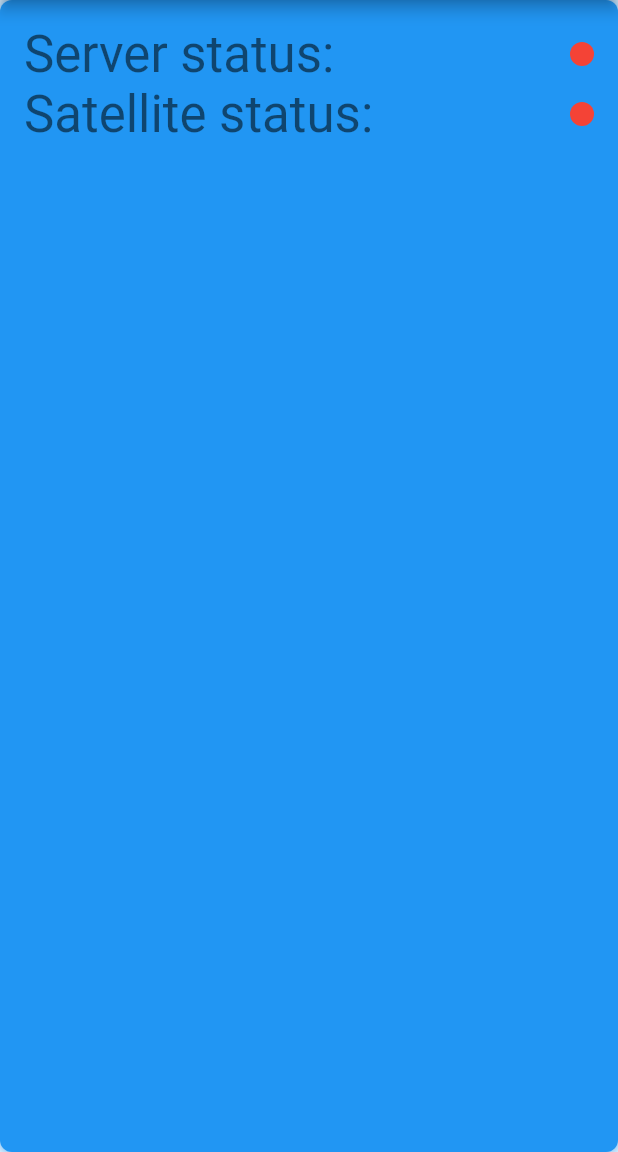
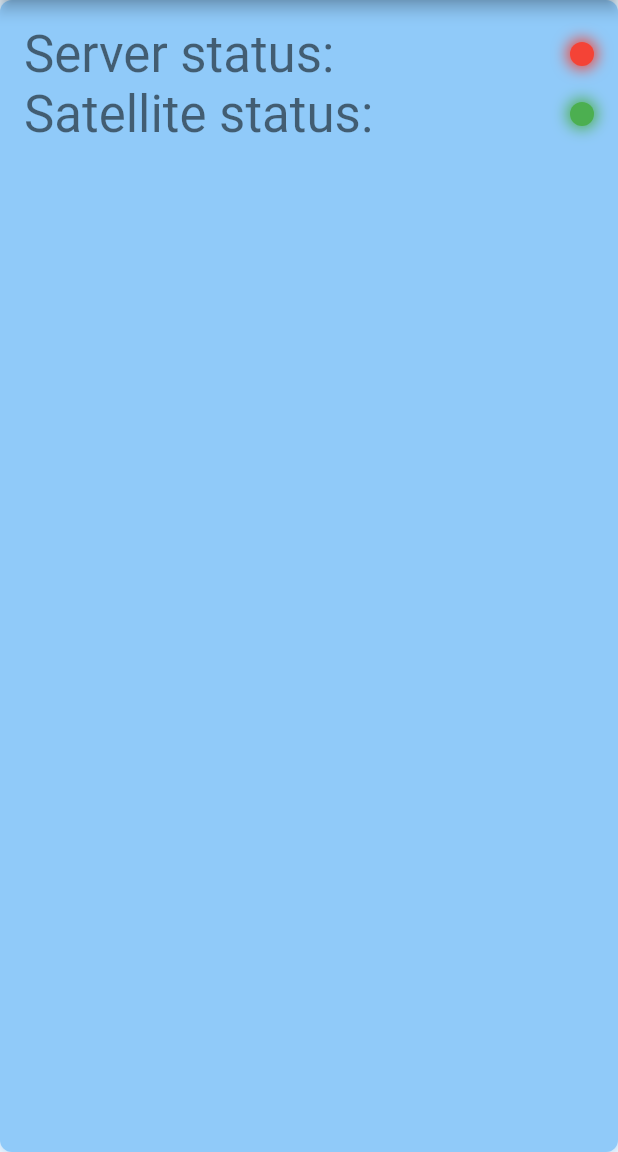
Before and after one commit to TinXsat/Tinx-Frontend, a Flutter app: the screen it shows after launch, on a phone screen of 412 x 824 dp, the part 84-1236 px from its top. Run offline on Flutter 3.47's test engine with Material 2 defaults, Android fonts, the phone set to English and light mode, and no system bars.

Commit message:
Make it  g l o w

```diff
--- a/lib/pages/home_page/home_page.dart
+++ b/lib/pages/home_page/home_page.dart
@@ -19,9 +19,16 @@ class _HomePageState extends State<HomePage> {
     );
   }
 
-  Widget FuckingDot({Color color, double size = 8}) => Container(
+  Widget FuckingDot({Color color, double size = 8, bool glow = true}) =>
+      Container(
         padding: EdgeInsets.all(size),
-        decoration: BoxDecoration(shape: BoxShape.circle, color: color),
+        decoration: BoxDecoration(
+          shape: BoxShape.circle,
+          color: color,
+          boxShadow: glow
+              ? [BoxShadow(color: color, blurRadius: 8, spreadRadius: 2)]
+              : null,
+        ),
       );
 
   @override
@@ -45,7 +52,7 @@ class _HomePageState extends State<HomePage> {
       body: Center(
         child: Container(
           child: NiceRectangle(
-            color: theme.colorScheme.primary,
+            color: theme.colorScheme.background,
             child: ListView(
               children: [
                 Row(
@@ -62,7 +69,7 @@ class _HomePageState extends State<HomePage> {
                   mainAxisAlignment: MainAxisAlignment.spaceBetween,
                   children: [
                     Text('Satellite status:', style: theme.textTheme.headline4),
-                    FuckingDot(color: Colors.red),
+                    FuckingDot(color: Colors.green),
                   ],
                 ),
               ],
```
